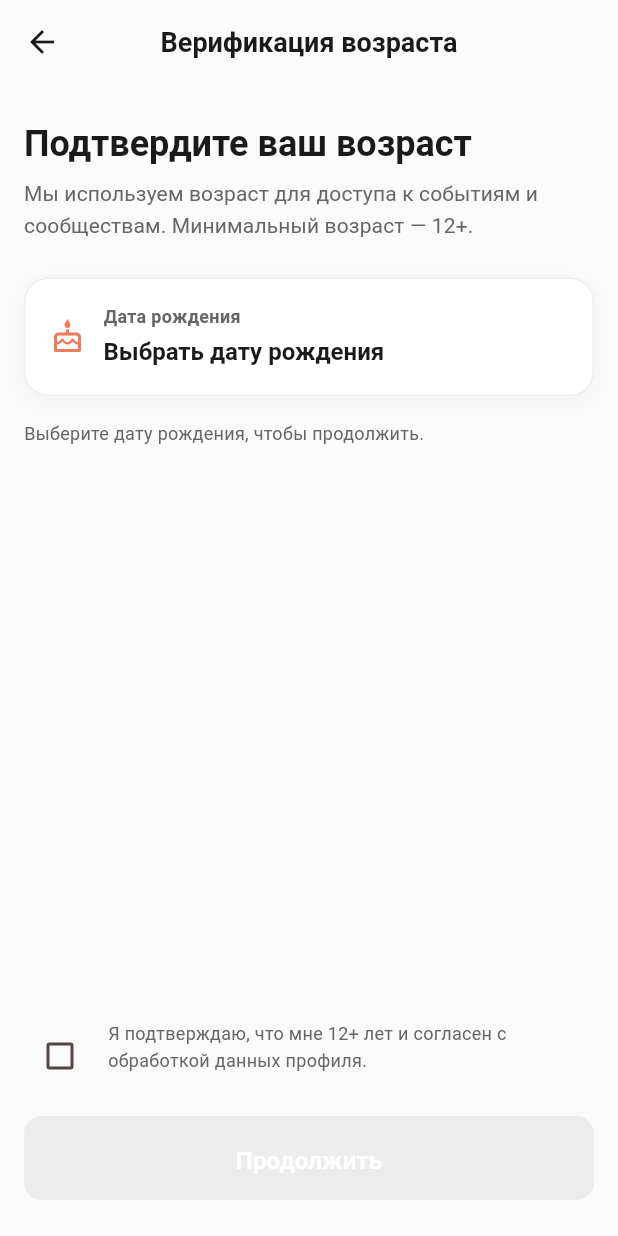
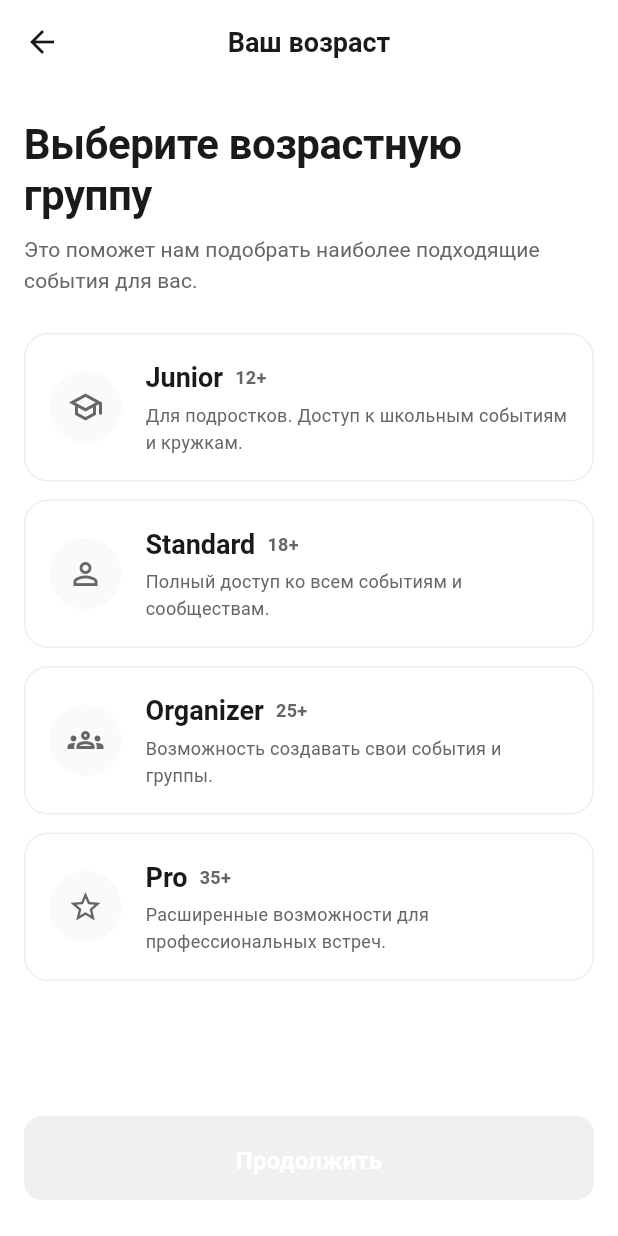
Before and after one commit to Zero-Logic-Education/HobbyHub, a Flutter app: the screen it shows once a user with an empty profile is signed in, on a phone screen of 412 x 824 dp. Run offline on Flutter 3.47's test engine with Material 3 defaults, Android fonts, the light colour scheme and no system bars; our stand-ins replace cloud_firestore, firebase_analytics, firebase_auth, firebase_core, firebase_messaging, firebase_storage and 5 more; accounts and stored records are empty.

Commit message:
feat: обновлен экран верификации возраста с выбором возрастной группы и удалены устаревшие функции

```diff
--- a/app/lib/ui/auth/age_verification_screen.dart
+++ b/app/lib/ui/auth/age_verification_screen.dart
@@ -1,11 +1,9 @@
 import 'package:flutter/material.dart';
 import 'package:flutter_riverpod/flutter_riverpod.dart';
 import 'package:go_router/go_router.dart';
-import '../../core/constants/app_constants.dart';
 import '../../core/theme/app_colors.dart';
 import '../../core/theme/app_spacing.dart';
 import '../../core/theme/app_typography.dart';
-import '../../providers/user_provider.dart';
 import '../../core/router/app_router.dart';
 import '../shared/app_button.dart';
 
@@ -13,76 +11,53 @@ class AgeVerificationScreen extends ConsumerStatefulWidget {
   const AgeVerificationScreen({super.key});
 
   @override
-  ConsumerState<AgeVerificationScreen> createState() => _AgeVerificationScreenState();
+  ConsumerState<AgeVerificationScreen> createState() =>
+      _AgeVerificationScreenState();
 }
 
 class _AgeVerificationScreenState extends ConsumerState<AgeVerificationScreen> {
-  DateTime? _birthDate;
-  bool _confirmAge = false;
+  int? _selectedAgeGroup;
 
-  int? get _calculatedAge {
-    final birthDate = _birthDate;
-    if (birthDate == null) return null;
-    final now = DateTime.now();
-    var age = now.year - birthDate.year;
-    if (now.month < birthDate.month ||
-        (now.month == birthDate.month && now.day < birthDate.day)) {
-      age--;
-    }
-    return age;
-  }
+  final List<Map<String, dynamic>> _ageGroups = [
+    {
+      'age': 12,
+      'title': 'Junior',
+      'description': 'Для подростков. Доступ к школьным событиям и кружкам.',
+      'icon': Icons.school_outlined,
+    },
+    {
+      'age': 18,
+      'title': 'Standard',
+      'description': 'Полный доступ ко всем событиям и сообществам.',
+      'icon': Icons.person_outline,
+    },
+    {
+      'age': 25,
+      'title': 'Organizer',
+      'description': 'Возможность создавать свои события и группы.',
+      'icon': Icons.groups_outlined,
+    },
+    {
+      'age': 35,
+      'title': 'Pro',
+      'description': 'Расширенные возможности для профессиональных встреч.',
+      'icon': Icons.star_outline,
+    },
+  ];
 
-  bool get _isValidAge {
-    final age = _calculatedAge;
-    return age != null && age >= AppConstants.minAge;
-  }
-
-  Future<void> _pickBirthDate() async {
-    final now = DateTime.now();
-    final initialDate = _birthDate ?? DateTime(now.year - 18, now.month, now.day);
-    final firstDate = DateTime(now.year - 100, 1, 1);
-    final lastDate = now;
-
-    final selectedDate = await showDatePicker(
-      context: context,
-      initialDate: initialDate,
-      firstDate: firstDate,
-      lastDate: lastDate,
-      helpText: 'Выберите дату рождения',
-      cancelText: 'Отмена',
-      confirmText: 'Готово',
-    );
-
-    if (selectedDate != null) {
-      setState(() {
-        _birthDate = selectedDate;
-      });
-    }
-  }
-
-  Future<void> _submit() async {
-    final age = _calculatedAge;
-    if (age == null) return;
-
-    final notifier = ref.read(ageVerificationNotifierProvider.notifier);
-    await notifier.verifyAge(age: age);
-
-    if (mounted) {
-      context.go(AppRoutes.home);
-    }
+  void _submit() {
+    if (_selectedAgeGroup == null) return;
+    // TODO: Сохранить возраст в профиль пользователя
+    context.push(AppRoutes.interestsSelection);
   }
 
   @override
   Widget build(BuildContext context) {
-    final verificationState = ref.watch(ageVerificationNotifierProvider);
-    final isLoading = verificationState.isLoading;
-    final age = _calculatedAge;
-
     return Scaffold(
-      backgroundColor: AppColors.background,
+      backgroundColor: Colors.white,
       appBar: AppBar(
-        title: const Text('Верификация возраста'),
-        backgroundColor: AppColors.background,
+        title: const Text('Ваш возраст'),
+        backgroundColor: Colors.white,
         elevation: 0,
         foregroundColor: AppColors.textPrimary,
       ),
@@ -96,157 +71,152 @@ class _AgeVerificationScreenState extends ConsumerState<AgeVerificationScreen> {
             crossAxisAlignment: CrossAxisAlignment.start,
             children: [
               Text(
-                'Подтвердите ваш возраст',
-                style: AppTypography.headingMedium.copyWith(
-                  color: AppColors.textPrimary,
-                ),
+                'Выберите возрастную группу',
+                style: AppTypography.headingLarge,
               ),
               const SizedBox(height: AppSpacing.sm),
               Text(
-                'Мы используем возраст для доступа к событиям и сообществам. '
-                'Минимальный возраст — ${AppConstants.minAge}+.',
+                'Это поможет нам подобрать наиболее подходящие события для вас.',
                 style: AppTypography.bodyMedium.copyWith(
                   color: AppColors.textSecondary,
                 ),
               ),
               const SizedBox(height: AppSpacing.xl),
-              _buildDatePickerCard(age),
-              const SizedBox(height: AppSpacing.lg),
-              _buildAgeStatus(age),
-              const Spacer(),
-              _buildAgreement(),
+              Expanded(
+                child: ListView.separated(
+                  itemCount: _ageGroups.length,
+                  separatorBuilder: (context, index) =>
+                      const SizedBox(height: AppSpacing.md),
+                  itemBuilder: (context, index) {
+                    final group = _ageGroups[index];
+                    final isSelected = _selectedAgeGroup == group['age'];
+                    return _AgeGroupCard(
+                      title: group['title'],
+                      age: group['age'],
+                      description: group['description'],
+                      icon: group['icon'],
+                      isSelected: isSelected,
+                      onTap: () =>
+                          setState(() => _selectedAgeGroup = group['age']),
+                    );
+                  },
+                ),
+              ),
               const SizedBox(height: AppSpacing.lg),
               PrimaryButton(
-                label: isLoading ? 'Проверяем...' : 'Продолжить',
-                onPressed: _isValidAge && _confirmAge && !isLoading ? _submit : () {},
-                isEnabled: _isValidAge && _confirmAge && !isLoading,
-                isLoading: isLoading,
+                label: 'Продолжить',
+                onPressed: _selectedAgeGroup != null ? _submit : () {},
+                isEnabled: _selectedAgeGroup != null,
               ),
-              if (verificationState.hasError) ...[
-                const SizedBox(height: AppSpacing.md),
-                Text(
-                  verificationState.error.toString(),
-                  style: AppTypography.error,
-                ),
-              ],
             ],
           ),
         ),
       ),
     );
   }
+}
 
-  Widget _buildDatePickerCard(int? age) {
-    final dateText = _birthDate == null
-      ? 'Выбрать дату рождения'
-      : '${_birthDate!.day.toString().padLeft(2, '0')}.${_birthDate!.month.toString().padLeft(2, '0')}.${_birthDate!.year}';
+class _AgeGroupCard extends StatelessWidget {
+  final String title;
+  final int age;
+  final String description;
+  final IconData icon;
+  final bool isSelected;
+  final VoidCallback onTap;
 
-    return InkWell(
-      onTap: _pickBirthDate,
-      borderRadius: BorderRadius.circular(AppSpacing.radiusLg),
-      child: Container(
-        width: double.infinity,
+  const _AgeGroupCard({
+    required this.title,
+    required this.age,
+    required this.description,
+    required this.icon,
+    required this.isSelected,
+    required this.onTap,
+  });
+
+  @override
+  Widget build(BuildContext context) {
+    return GestureDetector(
+      onTap: onTap,
+      child: AnimatedContainer(
+        duration: const Duration(milliseconds: 200),
         padding: const EdgeInsets.all(AppSpacing.lg),
         decoration: BoxDecoration(
-          color: AppColors.surface,
-          borderRadius: BorderRadius.circular(AppSpacing.radiusLg),
+          color: isSelected
+              ? AppColors.primary.withValues(alpha: 0.05)
+              : Colors.white,
+          borderRadius: BorderRadius.circular(16),
           border: Border.all(
-            color: AppColors.divider,
+            color: isSelected ? AppColors.primary : AppColors.divider,
+            width: isSelected ? 2 : 1,
           ),
-          boxShadow: [
-            BoxShadow(
-              color: AppColors.border.withValues(alpha: 0.4),
-              blurRadius: 12,
-              offset: const Offset(0, 4),
-            ),
-          ],
+          boxShadow: isSelected
+              ? [
+                  BoxShadow(
+                    color: AppColors.primary.withValues(alpha: 0.1),
+                    blurRadius: 10,
+                    offset: const Offset(0, 4),
+                  ),
+                ]
+              : [],
         ),
         child: Row(
           children: [
-            const Icon(Icons.cake_outlined, color: AppColors.primary),
-            const SizedBox(width: AppSpacing.md),
+            Container(
+              padding: const EdgeInsets.all(12),
+              decoration: BoxDecoration(
+                color: isSelected
+                    ? AppColors.primary
+                    : AppColors.divider.withValues(alpha: 0.3),
+                shape: BoxShape.circle,
+              ),
+              child: Icon(
+                icon,
+                color: isSelected ? Colors.white : AppColors.textSecondary,
+                size: 24,
+              ),
+            ),
+            const SizedBox(width: AppSpacing.lg),
             Expanded(
               child: Column(
                 crossAxisAlignment: CrossAxisAlignment.start,
                 children: [
+                  Row(
+                    children: [
+                      Text(
+                        title,
+                        style: AppTypography.subheadingLarge.copyWith(
+                          fontWeight: FontWeight.bold,
+                          color: isSelected
+                              ? AppColors.primary
+                              : AppColors.textPrimary,
+                        ),
+                      ),
+                      const SizedBox(width: 8),
+                      Text(
+                        '$age+',
+                        style: AppTypography.labelMedium.copyWith(
+                          color: isSelected
+                              ? AppColors.primary
+                              : AppColors.textSecondary,
+                        ),
+                      ),
+                    ],
+                  ),
+                  const SizedBox(height: 4),
                   Text(
-                    'Дата рождения',
-                    style: AppTypography.labelMedium.copyWith(
+                    description,
+                    style: AppTypography.bodySmall.copyWith(
                       color: AppColors.textSecondary,
-                    ),
-                  ),
-                  const SizedBox(height: AppSpacing.xs),
-                  Text(
-                    dateText,
-                    style: AppTypography.subheadingMedium.copyWith(
-                      color: AppColors.textPrimary,
                     ),
                   ),
                 ],
               ),
             ),
-            if (age != null)
-              Container(
-                padding: const EdgeInsets.symmetric(
-                  horizontal: AppSpacing.md,
-                  vertical: AppSpacing.xs,
-                ),
-                decoration: BoxDecoration(
-                  color: _isValidAge ? AppColors.success : AppColors.error,
-                  borderRadius: BorderRadius.circular(AppSpacing.radiusCircle),
-                ),
-                child: Text(
-                  '$age+ ',
-                  style: AppTypography.labelSmall.copyWith(color: Colors.white),
-                ),
-              ),
+            if (isSelected)
+              const Icon(Icons.check_circle, color: AppColors.primary),
           ],
         ),
       ),
     );
   }
-
-  Widget _buildAgeStatus(int? age) {
-    if (age == null) {
-      return Text(
-        'Выберите дату рождения, чтобы продолжить.',
-        style: AppTypography.bodySmall.copyWith(color: AppColors.textSecondary),
-      );
-    }
-
-    if (_isValidAge) {
-      return Text(
-        'Возраст подтвержден: $age лет.',
-        style: AppTypography.bodyMedium.copyWith(color: AppColors.success),
-      );
-    }
-
-    return Text(
-      'Извините, сервис доступен только с ${AppConstants.minAge} лет.',
-      style: AppTypography.bodyMedium.copyWith(color: AppColors.error),
-    );
-  }
-
-  Widget _buildAgreement() {
-    return Row(
-      crossAxisAlignment: CrossAxisAlignment.start,
-      children: [
-        Checkbox(
-          value: _confirmAge,
-          onChanged: (value) => setState(() => _confirmAge = value ?? false),
-          activeColor: AppColors.primary,
-        ),
-        const SizedBox(width: AppSpacing.sm),
-        Expanded(
-          child: Text(
-            'Я подтверждаю, что мне ${AppConstants.minAge}+ лет и согласен '
-            'с обработкой данных профиля.',
-            style: AppTypography.bodySmall.copyWith(
-              color: AppColors.textSecondary,
-            ),
-          ),
-        ),
-      ],
-    );
-  }
 }
--- a/app/lib/ui/auth/login_screen.dart
+++ b/app/lib/ui/auth/login_screen.dart
@@ -41,7 +41,6 @@ class _LoginScreenState extends ConsumerState<LoginScreen> {
   @override
   Widget build(BuildContext context) {
     final authState = ref.watch(authNotifierProvider);
-    final error = ref.watch(authErrorProvider);
 
     ref.listen(authNotifierProvider, (previous, next) {
       next.when(
@@ -100,7 +99,7 @@ class _LoginScreenState extends ConsumerState<LoginScreen> {
                 AppTextField(
                   label: 'Email',
                   controller: _emailController,
-                  hintText: 'alex@example.com',
+                  hint: 'alex@example.com',
                   keyboardType: TextInputType.emailAddress,
                   validator: (value) {
                     if (value == null || value.isEmpty) return 'Введите email';
@@ -112,7 +111,7 @@ class _LoginScreenState extends ConsumerState<LoginScreen> {
                 AppTextField(
                   label: 'Пароль',
                   controller: _passwordController,
-                  hintText: '••••••••',
+                  hint: '••••••••',
                   obscureText: true,
                   validator: (value) {
                     if (value == null || value.isEmpty) return 'Введите пароль';
--- a/app/lib/ui/auth/register_screen.dart
+++ b/app/lib/ui/auth/register_screen.dart
@@ -101,7 +101,7 @@ class _RegisterScreenState extends ConsumerState<RegisterScreen> {
                 AppTextField(
                   label: 'Email',
                   controller: _emailController,
-                  hintText: 'alex@example.com',
+                  hint: 'alex@example.com',
                   keyboardType: TextInputType.emailAddress,
                   validator: (value) {
                     if (value == null || value.isEmpty) return 'Введите email';
@@ -113,7 +113,7 @@ class _RegisterScreenState extends ConsumerState<RegisterScreen> {
                 AppTextField(
                   label: 'Пароль',
                   controller: _passwordController,
-                  hintText: '••••••••',
+                  hint: '••••••••',
                   obscureText: true,
                   validator: (value) {
                     if (value == null || value.isEmpty) return 'Введите пароль';
@@ -125,7 +125,7 @@ class _RegisterScreenState extends ConsumerState<RegisterScreen> {
                 AppTextField(
                   label: 'Подтвердите пароль',
                   controller: _confirmPasswordController,
-                  hintText: '••••••••',
+                  hint: '••••••••',
                   obscureText: true,
                   validator: (value) {
                     if (value != _passwordController.text)
```
